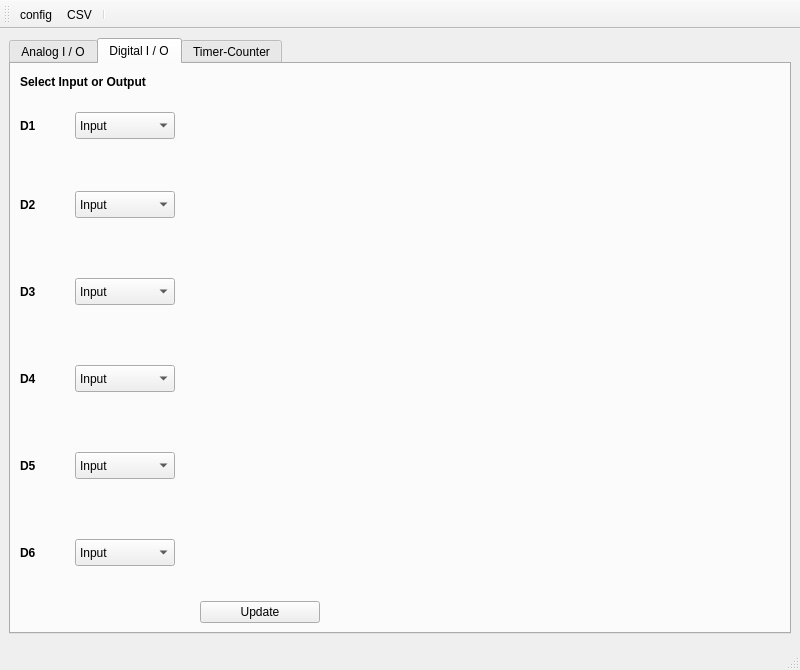
Before: the Qt Designer form daqcontrol/daq_control.ui in Ingen10/daqcontrol, drawn with Qt 5.
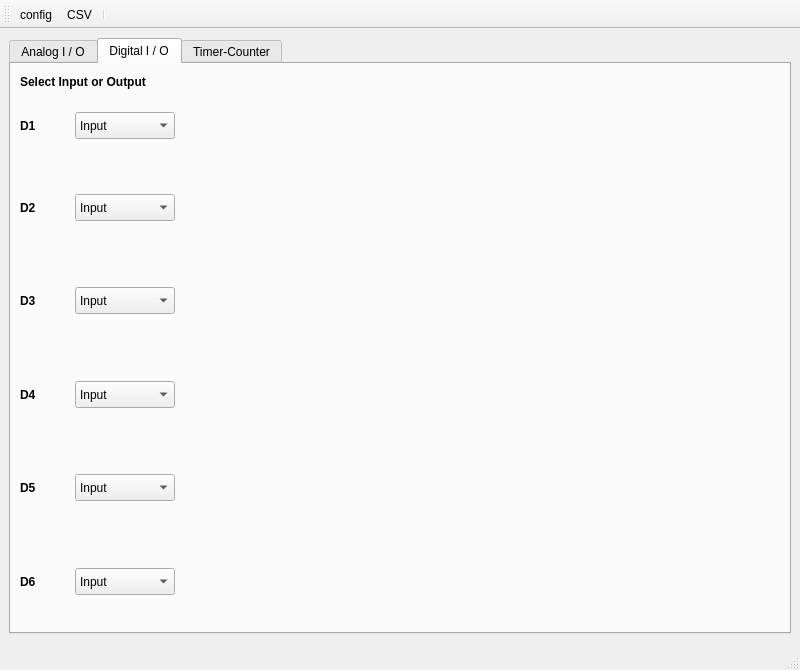
After: the same form once the commit is applied. The open tabs and pages were chosen to show the change. Icons and pictures are not drawn. Custom widgets are drawn as their Qt base class.

Commit message: Real time

Patch:
```diff
--- a/daqcontrol/daq_control.ui
+++ b/daqcontrol/daq_control.ui
@@ -768,11 +768,9 @@
                   <height>70</height>
                  </size>
                 </property>
-                <widget class="QWidget" name="page_8">
-                 <property name="styleSheet">
-                  <string notr="true">image: url(:/resources/led-off.png);</string>
-                 </property>
-                </widget>
+                <property name="currentIndex">
+                 <number>0</number>
+                </property>
                 <widget class="QWidget" name="page_9">
                  <property name="styleSheet">
                   <string notr="true">image: url(:/resources/led-red.png);</string>
@@ -1342,34 +1340,6 @@
               </property>
              </widget>
             </item>
-            <item row="6" column="2">
-             <widget class="QPushButton" name="Bupdate">
-              <property name="enabled">
-               <bool>true</bool>
-              </property>
-              <property name="sizePolicy">
-               <sizepolicy hsizetype="Fixed" vsizetype="Fixed">
-                <horstretch>0</horstretch>
-                <verstretch>0</verstretch>
-               </sizepolicy>
-              </property>
-              <property name="minimumSize">
-               <size>
-                <width>120</width>
-                <height>0</height>
-               </size>
-              </property>
-              <property name="sizeIncrement">
-               <size>
-                <width>0</width>
-                <height>30</height>
-               </size>
-              </property>
-              <property name="text">
-               <string>Update</string>
-              </property>
-             </widget>
-            </item>
             <item row="2" column="2">
              <widget class="QStackedWidget" name="Digital3">
               <property name="sizePolicy">
```
Left out of the diff: 126 changed lines with no effect on the pictures. The commit also changes 2 other files.
